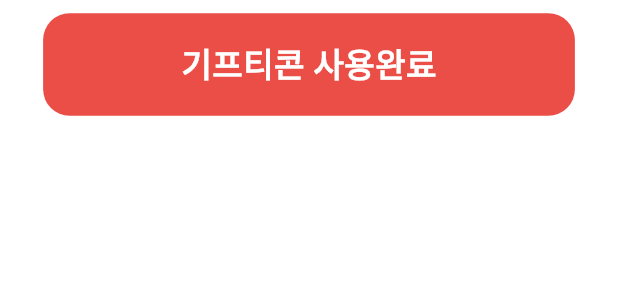
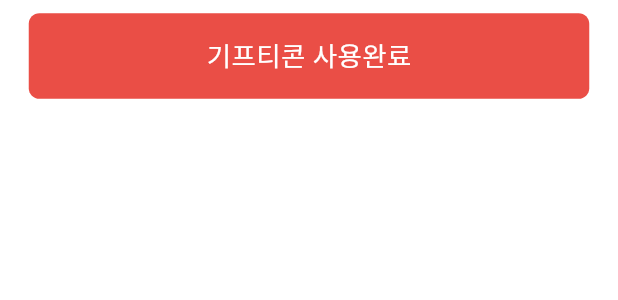
Before and after one commit to moatikon/moatikon_flutter, a Flutter app: the DetailScreenBottomSheet widget shown alone on an empty page, opened directly, on a phone screen of 412 x 824 dp. Shown: the top 300 px of the screen. Run offline on Flutter 3.47's test engine with Material 3 defaults, Android fonts, the phone set to English and light mode, and no system bars; our stand-ins replace flutter_bloc, flutter_screenutil; network calls fail; Roboto replaces fonts that are missing (Pretendard); project files that could hold a hidden picture were left out.

Commit message:
update :: detail_screen_bottom_sheet 모양 변경

```diff
--- a/lib/presentation/tikon/ui/widget/detail/detail_screen_bottom_sheet.dart
+++ b/lib/presentation/tikon/ui/widget/detail/detail_screen_bottom_sheet.dart
@@ -9,24 +9,24 @@ class DetailScreenBottomSheet extends StatelessWidget {
   @override
   Widget build(BuildContext context) {
     return Container(
-      padding: EdgeInsets.symmetric(horizontal: 30.w, vertical: 10.h),
+      padding: EdgeInsets.symmetric(horizontal: 20.w, vertical: 10.h),
       color: Colors.white,
       child: Container(
-        width: MediaQuery.of(context).size.width - 60.w,
+        width: MediaQuery.of(context).size.width - 40.w,
         decoration: BoxDecoration(
             color: const Color(0xFFEA4E46),
-            borderRadius: BorderRadius.circular(20.r)
+            borderRadius: BorderRadius.circular(8.r)
         ),
         child: Padding(
-          padding: EdgeInsets.symmetric(vertical: 20.h),
+          padding: EdgeInsets.symmetric(vertical: 17.h),
           child: Row(
             mainAxisSize: MainAxisSize.max,
             mainAxisAlignment: MainAxisAlignment.center,
             children: [
               TextWidget(
                 text: "기프티콘 사용완료",
-                textSize: 25.sp,
-                textWeight: TextWeight.semiBold,
+                textSize: 20.sp,
+                textWeight: TextWeight.medium,
                 color: Colors.white,
               ),
             ],
```
